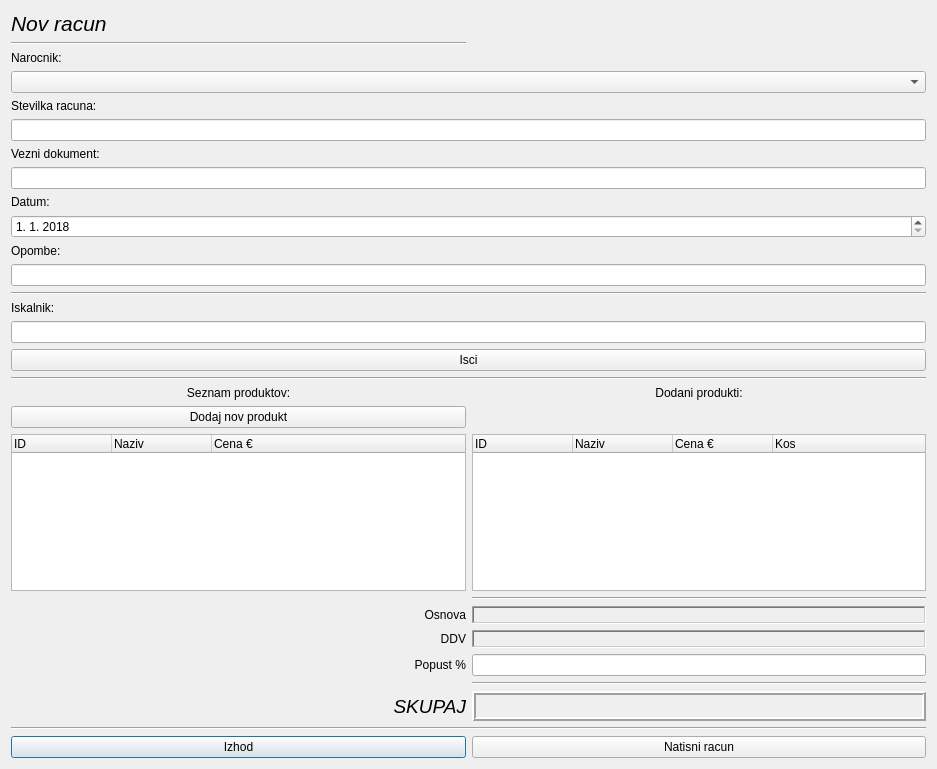
The window that novracun.ui (MaxMaxy/racun) describes before a commit, drawn with Qt 5.
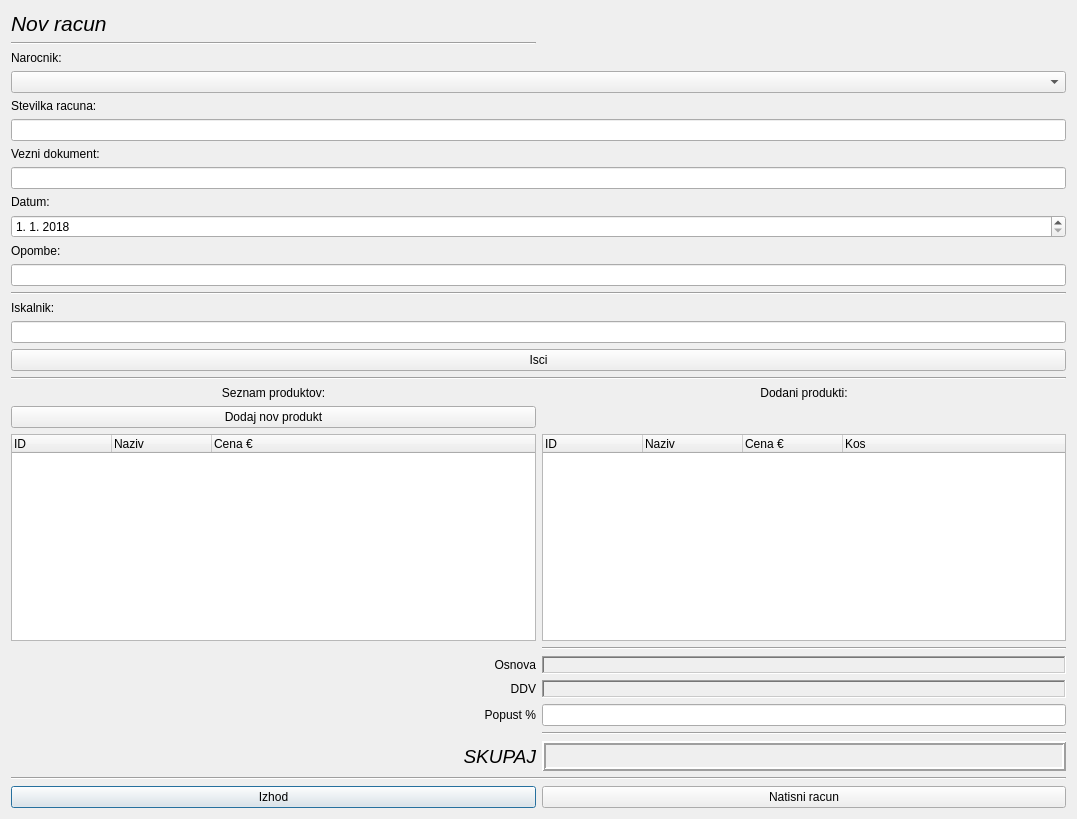
The same window after the commit.

```diff
--- a/novracun.ui
+++ b/novracun.ui
@@ -6,8 +6,8 @@
    <rect>
     <x>0</x>
     <y>0</y>
-    <width>937</width>
-    <height>769</height>
+    <width>1077</width>
+    <height>819</height>
    </rect>
   </property>
   <property name="windowTitle">
```
